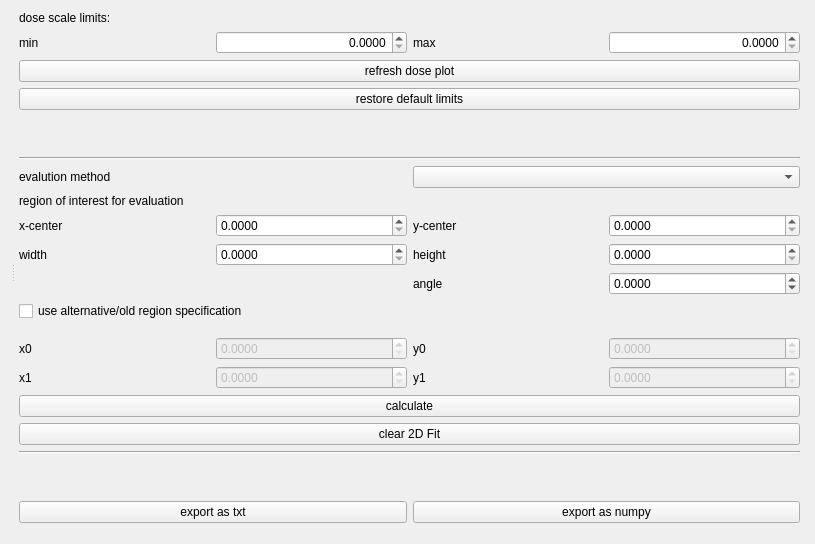
Above: ebttools/gui/dosewidget_QtDesign.ui from mgotz/EBT_evaluation before the change. Below: the same form after it.
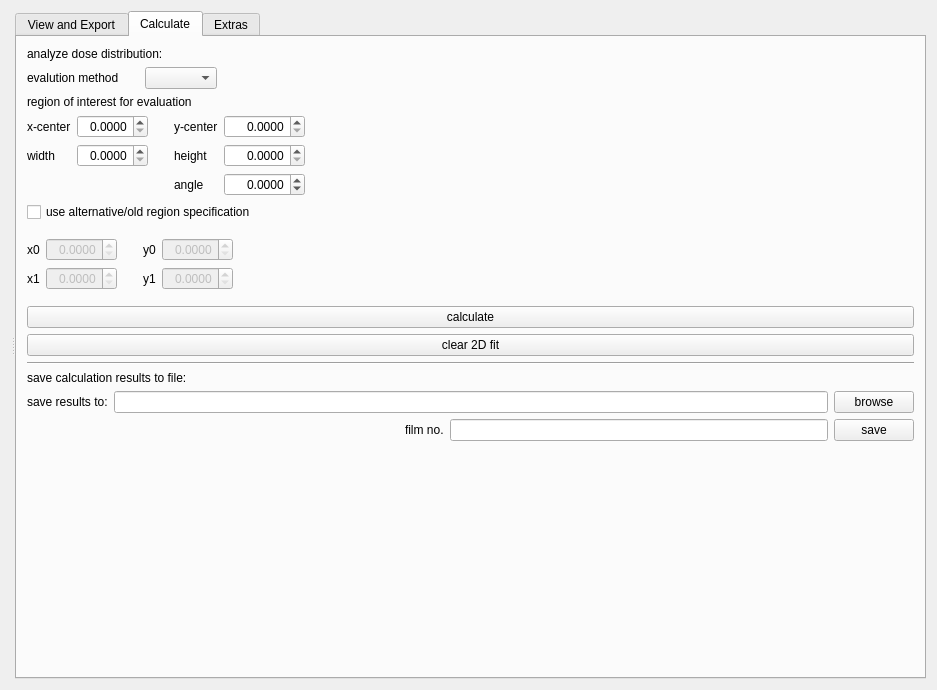
That is the form after the change. The open tabs and pages were chosen to show the change.

Commit message:
Reorganized the DoseView, to allow for comfortable usage: Added ability to use the selection tool in the DoseView, returned the save button to the Navbar. Added an save-to-file for the statistics. Added isodose drawing
In addition, some improved detection of the qt bindings and better handling of bad calibration files was added.

Diff of the .ui file:
```diff
--- a/ebttools/gui/dosewidget_QtDesign.ui
+++ b/ebttools/gui/dosewidget_QtDesign.ui
@@ -6,14 +6,17 @@
    <rect>
     <x>0</x>
     <y>0</y>
-    <width>815</width>
-    <height>544</height>
+    <width>937</width>
+    <height>690</height>
    </rect>
   </property>
   <property name="windowTitle">
    <string>Form</string>
   </property>
   <layout class="QGridLayout" name="gridLayout">
+   <property name="sizeConstraint">
+    <enum>QLayout::SetMinimumSize</enum>
+   </property>
    <item row="0" column="0">
     <widget class="QSplitter" name="splitter">
      <property name="orientation">
@@ -22,15 +25,19 @@
      <widget class="QWidget" name="layoutWidget_2">
       <layout class="QVBoxLayout" name="imageLayout"/>
      </widget>
-     <widget class="QWidget" name="layoutWidget">
+     <widget class="QTabWidget" name="tabWidget">
+      <property name="toolTip">
+       <string/>
+      </property>
+      <property name="currentIndex">
+       <number>0</number>
+      </property>
+      <widget class="QWidget" name="ViewTab">
+       <attribute name="title">
+        <string>View and Export</string>
+       </attribute>
       <layout class="QVBoxLayout" name="verticalLayout_2">
-       <property name="leftMargin">
-        <number>4</number>
-       </property>
-       <property name="rightMargin">
-        <number>4</number>
-       </property>
-       <property name="bottomMargin">
+        <property name="margin">
         <number>10</number>
        </property>
        <item>
@@ -59,6 +66,22 @@
            </property>
           </widget>
          </item>
+          <item>
+           <spacer name="horizontalSpacer_5">
+            <property name="orientation">
+             <enum>Qt::Horizontal</enum>
+            </property>
+            <property name="sizeType">
+             <enum>QSizePolicy::Preferred</enum>
+            </property>
+            <property name="sizeHint" stdset="0">
+             <size>
+              <width>20</width>
+              <height>20</height>
+             </size>
+            </property>
+           </spacer>
+          </item>
          <item>
           <widget class="QLabel" name="label_3">
            <property name="text">
@@ -76,14 +99,20 @@
            </property>
           </widget>
          </item>
-        </layout>
-       </item>
        <item>
-        <widget class="QPushButton" name="refreshButton">
-         <property name="text">
-          <string>refresh dose plot</string>
-         </property>
-        </widget>
+           <spacer name="horizontalSpacer_4">
+            <property name="orientation">
+             <enum>Qt::Horizontal</enum>
+            </property>
+            <property name="sizeHint" stdset="0">
+             <size>
+              <width>40</width>
+              <height>20</height>
+             </size>
+            </property>
+           </spacer>
+          </item>
+         </layout>
        </item>
        <item>
         <widget class="QPushButton" name="bestLimits">
@@ -92,19 +121,6 @@
          </property>
         </widget>
        </item>
-       <item>
-        <spacer name="verticalSpacer_2">
-         <property name="orientation">
-          <enum>Qt::Vertical</enum>
-         </property>
-         <property name="sizeHint" stdset="0">
-          <size>
-           <width>20</width>
-           <height>40</height>
-          </size>
-         </property>
-        </spacer>
-       </item>
        <item>
         <widget class="Line" name="line">
          <property name="orientation">
@@ -113,6 +129,200 @@
         </widget>
        </item>
        <item>
+         <layout class="QHBoxLayout" name="horizontalLayout_2">
+          <property name="topMargin">
+           <number>0</number>
+          </property>
+          <item>
+           <layout class="QVBoxLayout" name="verticalLayout_3">
+            <property name="leftMargin">
+             <number>0</number>
+            </property>
+            <property name="bottomMargin">
+             <number>0</number>
+            </property>
+            <item>
+             <layout class="QHBoxLayout" name="horizontalLayout_6">
+              <property name="topMargin">
+               <number>0</number>
+              </property>
+              <property name="rightMargin">
+               <number>0</number>
+              </property>
+              <item>
+               <widget class="QCheckBox" name="showIsoLines">
+                <property name="toolTip">
+                 <string>Check to show iso dose lines, requires a referesh</string>
+                </property>
+                <property name="text">
+                 <string>show iso dose lines</string>
+                </property>
+               </widget>
+              </item>
+             </layout>
+            </item>
+            <item>
+             <layout class="QHBoxLayout" name="horizontalLayout_7">
+              <property name="topMargin">
+               <number>0</number>
+              </property>
+              <item>
+               <widget class="QLabel" name="label_15">
+                <property name="text">
+                 <string>nominal dose</string>
+                </property>
+               </widget>
+              </item>
+              <item>
+               <widget class="QDoubleSpinBox" name="nominalDose">
+                <property name="enabled">
+                 <bool>false</bool>
+                </property>
+                <property name="toolTip">
+                 <string>From this dose the percentages are calculated to draw the iso dose lines</string>
+                </property>
+                <property name="alignment">
+                 <set>Qt::AlignRight|Qt::AlignTrailing|Qt::AlignVCenter</set>
+                </property>
+                <property name="decimals">
+                 <number>4</number>
+                </property>
+               </widget>
+              </item>
+             </layout>
+            </item>
+            <item>
+             <spacer name="verticalSpacer_2">
+              <property name="orientation">
+               <enum>Qt::Vertical</enum>
+              </property>
+              <property name="sizeHint" stdset="0">
+               <size>
+                <width>20</width>
+                <height>20</height>
+               </size>
+              </property>
+             </spacer>
+            </item>
+           </layout>
+          </item>
+          <item>
+           <widget class="QTextEdit" name="isoListField">
+            <property name="enabled">
+             <bool>false</bool>
+            </property>
+            <property name="sizePolicy">
+             <sizepolicy hsizetype="Expanding" vsizetype="Expanding">
+              <horstretch>0</horstretch>
+              <verstretch>0</verstretch>
+             </sizepolicy>
+            </property>
+            <property name="html">
+             <string>&lt;!DOCTYPE HTML PUBLIC &quot;-//W3C//DTD HTML 4.0//EN&quot; &quot;http://www.w3.org/TR/REC-html40/strict.dtd&quot;&gt;
+&lt;html&gt;&lt;head&gt;&lt;meta name=&quot;qrichtext&quot; content=&quot;1&quot; /&gt;&lt;style type=&quot;text/css&quot;&gt;
+p, li { white-space: pre-wrap; }
+&lt;/style&gt;&lt;/head&gt;&lt;body style=&quot; font-family:'Sans Serif'; font-size:9pt; font-weight:400; font-style:normal;&quot;&gt;
+&lt;p style=&quot; margin-top:0px; margin-bottom:0px; margin-left:0px; margin-right:0px; -qt-block-indent:0; text-indent:0px;&quot;&gt;&lt;span style=&quot; font-family:'MS Shell Dlg 2'; font-size:8pt;&quot;&gt;80&lt;/span&gt;&lt;/p&gt;
+&lt;p style=&quot; margin-top:0px; margin-bottom:0px; margin-left:0px; margin-right:0px; -qt-block-indent:0; text-indent:0px;&quot;&gt;&lt;span style=&quot; font-family:'MS Shell Dlg 2'; font-size:8pt;&quot;&gt;60&lt;/span&gt;&lt;/p&gt;
+&lt;p style=&quot; margin-top:0px; margin-bottom:0px; margin-left:0px; margin-right:0px; -qt-block-indent:0; text-indent:0px;&quot;&gt;&lt;span style=&quot; font-family:'MS Shell Dlg 2'; font-size:8pt;&quot;&gt;40&lt;/span&gt;&lt;/p&gt;
+&lt;p style=&quot; margin-top:0px; margin-bottom:0px; margin-left:0px; margin-right:0px; -qt-block-indent:0; text-indent:0px;&quot;&gt;&lt;span style=&quot; font-family:'MS Shell Dlg 2'; font-size:8pt;&quot;&gt;20&lt;/span&gt;&lt;/p&gt;&lt;/body&gt;&lt;/html&gt;</string>
+            </property>
+           </widget>
+          </item>
+          <item>
+           <spacer name="horizontalSpacer">
+            <property name="orientation">
+             <enum>Qt::Horizontal</enum>
+            </property>
+            <property name="sizeHint" stdset="0">
+             <size>
+              <width>40</width>
+              <height>20</height>
+             </size>
+            </property>
+           </spacer>
+          </item>
+         </layout>
+        </item>
+        <item>
+         <widget class="Line" name="line_3">
+          <property name="orientation">
+           <enum>Qt::Horizontal</enum>
+          </property>
+         </widget>
+        </item>
+        <item>
+         <widget class="QPushButton" name="refreshButton">
+          <property name="text">
+           <string>refresh dose plot</string>
+          </property>
+         </widget>
+        </item>
+        <item>
+         <spacer name="verticalSpacer">
+          <property name="orientation">
+           <enum>Qt::Vertical</enum>
+          </property>
+          <property name="sizeHint" stdset="0">
+           <size>
+            <width>20</width>
+            <height>40</height>
+           </size>
+          </property>
+         </spacer>
+        </item>
+        <item>
+         <widget class="Line" name="line_2">
+          <property name="orientation">
+           <enum>Qt::Horizontal</enum>
+          </property>
+         </widget>
+        </item>
+        <item>
+         <layout class="QHBoxLayout" name="horizontalLayout_5">
+          <property name="topMargin">
+           <number>0</number>
+          </property>
+          <item>
+           <widget class="QPushButton" name="exportTxtButton">
+            <property name="toolTip">
+             <string>export the dose distribution into a txt file to use elsewhere (seperator is tab)</string>
+            </property>
+            <property name="text">
+             <string>export as txt</string>
+            </property>
+           </widget>
+          </item>
+          <item>
+           <widget class="QPushButton" name="exportNpButton">
+            <property name="toolTip">
+             <string>export the dose distribution into a npy file which can be loaded by numpy.load() in python (smaller than txt)</string>
+            </property>
+            <property name="text">
+             <string>export as numpy</string>
+            </property>
+           </widget>
+          </item>
+         </layout>
+        </item>
+       </layout>
+      </widget>
+      <widget class="QWidget" name="CalcTab">
+       <attribute name="title">
+        <string>Calculate</string>
+       </attribute>
+       <layout class="QVBoxLayout" name="verticalLayout">
+        <property name="margin">
+         <number>10</number>
+        </property>
+        <item>
+         <widget class="QLabel" name="label_21">
+          <property name="text">
+           <string>analyze dose distribution:</string>
+          </property>
+         </widget>
+        </item>
+        <item>
         <layout class="QHBoxLayout" name="horizontalLayout_3">
          <property name="topMargin">
           <number>0</number>
@@ -125,7 +335,40 @@
           </widget>
          </item>
          <item>
-          <widget class="QComboBox" name="evalFunction"/>
+           <spacer name="horizontalSpacer_11">
+            <property name="orientation">
+             <enum>Qt::Horizontal</enum>
+            </property>
+            <property name="sizeType">
+             <enum>QSizePolicy::Preferred</enum>
+            </property>
+            <property name="sizeHint" stdset="0">
+             <size>
+              <width>20</width>
+              <height>20</height>
+             </size>
+            </property>
+           </spacer>
+          </item>
+          <item>
+           <widget class="QComboBox" name="evalFunction">
+            <property name="toolTip">
+             <string>select what to do and over what area</string>
+            </property>
+           </widget>
+          </item>
+          <item>
+           <spacer name="horizontalSpacer_12">
+            <property name="orientation">
+             <enum>Qt::Horizontal</enum>
+            </property>
+            <property name="sizeHint" stdset="0">
+             <size>
+              <width>40</width>
+              <height>20</height>
+             </size>
+            </property>
+           </spacer>
          </item>
         </layout>
        </item>
@@ -144,18 +387,21 @@
          <property name="topMargin">
           <number>0</number>
          </property>
-         <item row="1" column="0">
+          <item row="1" column="1">
           <widget class="QLabel" name="label_5">
            <property name="text">
             <string>width</string>
            </property>
           </widget>
          </item>
-         <item row="1" column="3">
+          <item row="1" column="5">
           <widget class="QDoubleSpinBox" name="height">
            <property name="toolTip">
             <string>height (y-direction), not used for profile</string>
            </property>
+            <property name="alignment">
+             <set>Qt::AlignRight|Qt::AlignTrailing|Qt::AlignVCenter</set>
+            </property>
            <property name="decimals">
             <number>4</number>
            </property>
@@ -164,25 +410,28 @@
            </property>
           </widget>
          </item>
-         <item row="0" column="0">
+          <item row="0" column="1">
           <widget class="QLabel" name="label_4">
            <property name="text">
             <string>x-center</string>
            </property>
           </widget>
          </item>
-         <item row="1" column="2">
+          <item row="1" column="4">
           <widget class="QLabel" name="label_7">
            <property name="text">
             <string>height</string>
            </property>
           </widget>
          </item>
-         <item row="0" column="3">
+          <item row="0" column="5">
           <widget class="QDoubleSpinBox" name="yCenter">
            <property name="toolTip">
             <string>y coordinate of the center of the ROI</string>
            </property>
+            <property name="alignment">
+             <set>Qt::AlignRight|Qt::AlignTrailing|Qt::AlignVCenter</set>
+            </property>
            <property name="decimals">
             <number>4</number>
            </property>
@@ -191,18 +440,21 @@
            </property>
           </widget>
          </item>
-         <item row="0" column="2">
+          <item row="0" column="4">
           <widget class="QLabel" name="label_6">
            <property name="text">
             <string>y-center</string>
            </property>
           </widget>
          </item>
-         <item row="1" column="1">
+          <item row="1" column="2">
           <widget class="QDoubleSpinBox" name="width">
            <property name="toolTip">
             <string>width (x-direction) of ROI or length of profile</string>
            </property>
+            <property name="alignment">
+             <set>Qt::AlignRight|Qt::AlignTrailing|Qt::AlignVCenter</set>
+            </property>
            <property name="decimals">
             <number>4</number>
            </property>
@@ -211,11 +463,14 @@
            </property>
           </widget>
          </item>
-         <item row="0" column="1">
+          <item row="0" column="2">
           <widget class="QDoubleSpinBox" name="xCenter">
            <property name="toolTip">
             <string>x coordinate of the center of the ROI</string>
            </property>
+            <property name="alignment">
+             <set>Qt::AlignRight|Qt::AlignTrailing|Qt::AlignVCenter</set>
+            </property>
            <property name="decimals">
             <number>4</number>
            </property>
@@ -224,11 +479,14 @@
            </property>
           </widget>
          </item>
-         <item row="2" column="3">
+          <item row="2" column="5">
           <widget class="QDoubleSpinBox" name="angle">
            <property name="toolTip">
             <string>roation angle of ROI (counter clockwise)</string>
            </property>
+            <property name="alignment">
+             <set>Qt::AlignRight|Qt::AlignTrailing|Qt::AlignVCenter</set>
+            </property>
            <property name="decimals">
             <number>4</number>
            </property>
@@ -240,13 +498,42 @@
            </property>
           </widget>
          </item>
-         <item row="2" column="2">
+          <item row="2" column="4">
           <widget class="QLabel" name="label_8">
            <property name="text">
             <string>angle</string>
            </property>
           </widget>
          </item>
+          <item row="0" column="3">
+           <spacer name="horizontalSpacer_6">
+            <property name="orientation">
+             <enum>Qt::Horizontal</enum>
+            </property>
+            <property name="sizeType">
+             <enum>QSizePolicy::Preferred</enum>
+            </property>
+            <property name="sizeHint" stdset="0">
+             <size>
+              <width>20</width>
+              <height>20</height>
+             </size>
+            </property>
+           </spacer>
+          </item>
+          <item row="0" column="6">
+           <spacer name="horizontalSpacer_7">
+            <property name="orientation">
+             <enum>Qt::Horizontal</enum>
+            </property>
+            <property name="sizeHint" stdset="0">
+             <size>
+              <width>40</width>
+              <height>20</height>
+             </size>
+            </property>
+           </spacer>
+          </item>
         </layout>
        </item>
        <item>
@@ -268,11 +555,14 @@
          <property name="topMargin">
           <number>10</number>
          </property>
-         <item row="0" column="1">
+          <item row="0" column="2">
           <widget class="QDoubleSpinBox" name="x0">
            <property name="enabled">
             <bool>false</bool>
            </property>
+            <property name="alignment">
+             <set>Qt::AlignRight|Qt::AlignTrailing|Qt::AlignVCenter</set>
+            </property>
            <property name="decimals">
             <number>4</number>
            </property>
@@ -281,11 +571,14 @@
            </property>
           </widget>
          </item>
-         <item row="1" column="1">
+          <item row="1" column="2">
           <widget class="QDoubleSpinBox" name="x1">
            <property name="enabled">
             <bool>false</bool>
            </property>
+            <property name="alignment">
+             <set>Qt::AlignRight|Qt::AlignTrailing|Qt::AlignVCenter</set>
+            </property>
            <property name="decimals">
             <number>4</number>
            </property>
@@ -294,11 +587,14 @@
            </property>
           </widget>
          </item>
-         <item row="1" column="3">
+          <item row="1" column="5">
           <widget class="QDoubleSpinBox" name="y1">
            <property name="enabled">
             <bool>false</bool>
            </property>
+            <property name="alignment">
+             <set>Qt::AlignRight|Qt::AlignTrailing|Qt::AlignVCenter</set>
+            </property>
            <property name="decimals">
             <number>4</number>
            </property>
@@ -307,11 +603,14 @@
            </property>
           </widget>
          </item>
-         <item row="0" column="3">
+          <item row="0" column="5">
           <widget class="QDoubleSpinBox" name="y0">
            <property name="enabled">
             <bool>false</bool>
            </property>
+            <property name="alignment">
+             <set>Qt::AlignRight|Qt::AlignTrailing|Qt::AlignVCenter</set>
+            </property>
            <property name="decimals">
             <number>4</number>
            </property>
@@ -320,36 +619,70 @@
            </property>
           </widget>
          </item>
-         <item row="0" column="0">
+          <item row="0" column="1">
           <widget class="QLabel" name="label_11">
            <property name="text">
             <string>x0</string>
            </property>
           </widget>
          </item>
-         <item row="1" column="0">
+          <item row="1" column="1">
           <widget class="QLabel" name="label_12">
            <property name="text">
             <string>x1</string>
            </property>
           </widget>
          </item>
-         <item row="0" column="2">
+          <item row="0" column="4">
           <widget class="QLabel" name="label_13">
            <property name="text">
             <string>y0</string>
            </property>
           </widget>
          </item>
-         <item row="1" column="2">
+          <item row="1" column="4">
           <widget class="QLabel" name="label_14">
            <property name="text">
             <string>y1</string>
            </property>
           </widget>
          </item>
-        </layout>
-       </item>
+          <item row="0" column="3">
+           <spacer name="horizontalSpacer_8">
+            <property name="orientation">
+             <enum>Qt::Horizontal</enum>
+            </property>
+            <property name="sizeType">
+             <enum>QSizePolicy::Preferred</enum>
+            </property>
+            <property name="sizeHint" stdset="0">
+             <size>
+              <width>20</width>
+              <height>20</height>
+             </size>
+            </property>
+           </spacer>
+          </item>
+          <item row="0" column="6">
+           <spacer name="horizontalSpacer_9">
+            <property name="orientation">
+             <enum>Qt::Horizontal</enum>
+            </property>
+            <property name="sizeHint" stdset="0">
+             <size>
+              <width>40</width>
+              <height>20</height>
+             </size>
+            </property>
+           </spacer>
+          </item>
+         </layout>
+        </item>
+        <item>
+         <layout class="QHBoxLayout" name="horizontalLayout_11">
+          <property name="topMargin">
+           <number>10</number>
+          </property>
        <item>
         <widget class="QPushButton" name="calculateButton">
          <property name="text">
@@ -357,26 +690,110 @@
          </property>
         </widget>
        </item>
+         </layout>
+        </item>
        <item>
         <widget class="QPushButton" name="clearFitButton">
          <property name="toolTip">
           <string>remove the contour plot and the center marker created by 2D fit from the dose plot</string>
          </property>
          <property name="text">
-          <string>clear 2D Fit</string>
+           <string>clear 2D fit</string>
          </property>
         </widget>
        </item>
        <item>
-        <widget class="Line" name="line_2">
+         <widget class="Line" name="line_4">
          <property name="orientation">
           <enum>Qt::Horizontal</enum>
          </property>
         </widget>
        </item>
        <item>
-        <spacer name="verticalSpacer">
+         <widget class="QLabel" name="label_16">
+          <property name="text">
+           <string>save calculation results to file:</string>
+          </property>
+         </widget>
+        </item>
+        <item>
+         <layout class="QHBoxLayout" name="horizontalLayout_8">
+          <property name="topMargin">
+           <number>0</number>
+          </property>
+          <item>
+           <widget class="QLabel" name="label_17">
+            <property name="text">
+             <string>save results to:</string>
+            </property>
+           </widget>
+          </item>
+          <item>
+           <widget class="QLineEdit" name="saveTablePath">
+            <property name="toolTip">
+             <string>Path to save the data to. Each save operation appends an new line.</string>
+            </property>
+           </widget>
+          </item>
+          <item>
+           <widget class="QPushButton" name="browseSaveTable">
+            <property name="toolTip">
+             <string>browse for the file instead of typing the path</string>
+            </property>
+            <property name="text">
+             <string>browse</string>
+            </property>
+           </widget>
+          </item>
+         </layout>
+        </item>
+        <item>
+         <layout class="QHBoxLayout" name="horizontalLayout_9">
+          <property name="topMargin">
+           <number>0</number>
+          </property>
+          <item>
+           <spacer name="horizontalSpacer_2">
          <property name="orientation">
+             <enum>Qt::Horizontal</enum>
+            </property>
+            <property name="sizeHint" stdset="0">
+             <size>
+              <width>40</width>
+              <height>20</height>
+             </size>
+            </property>
+           </spacer>
+          </item>
+          <item>
+           <widget class="QLabel" name="label_18">
+            <property name="text">
+             <string>film no.</string>
+            </property>
+           </widget>
+          </item>
+          <item>
+           <widget class="QLineEdit" name="filmNumber">
+            <property name="toolTip">
+             <string>Give the number of the film. This is written as the first column to the save file.</string>
+            </property>
+           </widget>
+          </item>
+          <item>
+           <widget class="QPushButton" name="saveCalculationData">
+            <property name="toolTip">
+             <string>Calculate and save the results of the calculation along with the data settings to reproduce it  to a new line in the save file.</string>
+            </property>
+            <property name="text">
+             <string>save</string>
+            </property>
+           </widget>
+          </item>
+         </layout>
+        </item>
+        <item>
+         <spacer name="verticalSpacer_3">
+          <property name="orientation">
           <enum>Qt::Vertical</enum>
          </property>
          <property name="sizeHint" stdset="0">
@@ -387,34 +804,112 @@
          </property>
         </spacer>
        </item>
+       </layout>
+      </widget>
+      <widget class="QWidget" name="ExtraTab">
+       <attribute name="title">
+        <string>Extras</string>
+       </attribute>
+       <layout class="QVBoxLayout" name="verticalLayout_4">
+        <property name="margin">
+         <number>10</number>
+        </property>
        <item>
-        <layout class="QHBoxLayout" name="horizontalLayout_5">
-         <property name="topMargin">
-          <number>0</number>
-         </property>
+         <widget class="QLabel" name="label_22">
+          <property name="text">
+           <string>calculate the depth dose</string>
+          </property>
+         </widget>
+        </item>
          <item>
-          <widget class="QPushButton" name="exportTxtButton">
+         <layout class="QHBoxLayout" name="horizontalLayout_10">
+          <item>
+           <widget class="QLabel" name="label_19">
+            <property name="text">
+             <string>integration radius</string>
+            </property>
+           </widget>
+          </item>
+          <item>
+           <widget class="QDoubleSpinBox" name="doubleSpinBox">
            <property name="toolTip">
-            <string>export the dose distribution into a txt file to use elsewhere (seperator is tab)</string>
-           </property>
+             <string>Lateral distance from the maximum that is considered in the integration. Should be large enough to include the entire beam at the distal edge.</string>
+            </property>
+            <property name="alignment">
+             <set>Qt::AlignRight|Qt::AlignTrailing|Qt::AlignVCenter</set>
+            </property>
+           </widget>
+          </item>
+          <item>
+           <widget class="QLabel" name="label_20">
            <property name="text">
-            <string>export as txt</string>
+             <string>cm</string>
            </property>
           </widget>
          </item>
          <item>
-          <widget class="QPushButton" name="exportNpButton">
+           <spacer name="horizontalSpacer_10">
+            <property name="orientation">
+             <enum>Qt::Horizontal</enum>
+            </property>
+            <property name="sizeType">
+             <enum>QSizePolicy::Preferred</enum>
+            </property>
+            <property name="sizeHint" stdset="0">
+             <size>
+              <width>20</width>
+              <height>20</height>
+             </size>
+            </property>
+           </spacer>
+          </item>
+          <item>
+           <widget class="QPushButton" name="depthDoseButton">
            <property name="toolTip">
-            <string>export the dose distribution into a npy file which can be loaded by numpy.load() in python (smaller than txt)</string>
+             <string>Determine the maximum in y-direction for each slice in x-direction. Integrate over a circular area around the maximum und display this as the depth dose curve.</string>
            </property>
            <property name="text">
-            <string>export as numpy</string>
+             <string>show depth dose</string>
            </property>
           </widget>
          </item>
-        </layout>
-       </item>
-      </layout>
+          <item>
+           <spacer name="horizontalSpacer_3">
+            <property name="orientation">
+             <enum>Qt::Horizontal</enum>
+            </property>
+            <property name="sizeHint" stdset="0">
+             <size>
+              <width>40</width>
+              <height>20</height>
+             </size>
+            </property>
+           </spacer>
+          </item>
+         </layout>
+        </item>
+        <item>
+         <widget class="Line" name="line_5">
+          <property name="orientation">
+           <enum>Qt::Horizontal</enum>
+          </property>
+         </widget>
+        </item>
+        <item>
+         <spacer name="verticalSpacer_4">
+          <property name="orientation">
+           <enum>Qt::Vertical</enum>
+          </property>
+          <property name="sizeHint" stdset="0">
+           <size>
+            <width>20</width>
+            <height>40</height>
+           </size>
+          </property>
+         </spacer>
+        </item>
+       </layout>
+      </widget>
      </widget>
     </widget>
    </item>
```
Left out of the diff: 13 changed lines with no effect on the pictures. Lines whose indentation alone changed are shown as unchanged. The commit also changes 10 other files.
